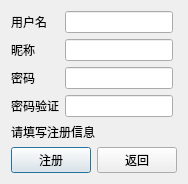
The window that Client/registerdialog.ui (Psychim/Group5Pro) describes before a commit, drawn with Qt 5.
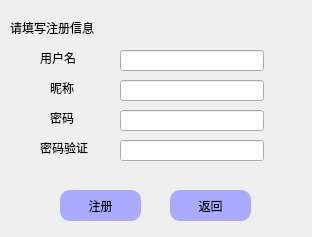
The same window after the commit. Icons and pictures are not drawn.

```diff
--- a/Client/registerdialog.ui
+++ b/Client/registerdialog.ui
@@ -6,16 +6,29 @@
    <rect>
     <x>0</x>
     <y>0</y>
-    <width>182</width>
-    <height>173</height>
+    <width>312</width>
+    <height>237</height>
    </rect>
   </property>
   <property name="windowTitle">
    <string>注册</string>
   </property>
-  <layout class="QFormLayout" name="formLayout">
-   <item row="1" column="1">
+  <property name="styleSheet">
+   <string notr="true">QDialog{
+	
+	
+	background-image: url(:/new/icon/images/26.jpg);
+}</string>
+  </property>
     <widget class="QLineEdit" name="UsernameLineEdit">
+   <property name="geometry">
+    <rect>
+     <x>120</x>
+     <y>50</y>
+     <width>144</width>
+     <height>21</height>
+    </rect>
+   </property>
      <property name="sizePolicy">
       <sizepolicy hsizetype="Fixed" vsizetype="Fixed">
        <horstretch>0</horstretch>
@@ -23,16 +36,28 @@
       </sizepolicy>
      </property>
     </widget>
-   </item>
-   <item row="2" column="0">
     <widget class="QLabel" name="NicknameLabel">
+   <property name="geometry">
+    <rect>
+     <x>50</x>
+     <y>80</y>
+     <width>30</width>
+     <height>16</height>
+    </rect>
+   </property>
      <property name="text">
       <string>昵称</string>
      </property>
     </widget>
-   </item>
-   <item row="2" column="1">
     <widget class="QLineEdit" name="NicknameLineEdit">
+   <property name="geometry">
+    <rect>
+     <x>120</x>
+     <y>80</y>
+     <width>144</width>
+     <height>21</height>
+    </rect>
+   </property>
      <property name="sizePolicy">
       <sizepolicy hsizetype="Fixed" vsizetype="Fixed">
        <horstretch>0</horstretch>
@@ -40,16 +65,28 @@
       </sizepolicy>
      </property>
     </widget>
-   </item>
-   <item row="3" column="0">
     <widget class="QLabel" name="PasswordLabel">
+   <property name="geometry">
+    <rect>
+     <x>50</x>
+     <y>110</y>
+     <width>30</width>
+     <height>16</height>
+    </rect>
+   </property>
      <property name="text">
       <string>密码</string>
      </property>
     </widget>
-   </item>
-   <item row="3" column="1">
     <widget class="QLineEdit" name="PasswordLineEdit">
+   <property name="geometry">
+    <rect>
+     <x>120</x>
+     <y>110</y>
+     <width>144</width>
+     <height>21</height>
+    </rect>
+   </property>
      <property name="sizePolicy">
       <sizepolicy hsizetype="Fixed" vsizetype="Fixed">
        <horstretch>0</horstretch>
@@ -60,16 +97,28 @@
       <enum>QLineEdit::Password</enum>
      </property>
     </widget>
-   </item>
-   <item row="4" column="0">
     <widget class="QLabel" name="PasswordCheckLabel">
+   <property name="geometry">
+    <rect>
+     <x>40</x>
+     <y>140</y>
+     <width>60</width>
+     <height>16</height>
+    </rect>
+   </property>
      <property name="text">
       <string>密码验证</string>
      </property>
     </widget>
-   </item>
-   <item row="4" column="1">
     <widget class="QLineEdit" name="PasswordCheckLineEdit">
+   <property name="geometry">
+    <rect>
+     <x>120</x>
+     <y>140</y>
+     <width>144</width>
+     <height>21</height>
+    </rect>
+   </property>
      <property name="sizePolicy">
       <sizepolicy hsizetype="Fixed" vsizetype="Fixed">
        <horstretch>0</horstretch>
@@ -80,52 +129,106 @@
       <enum>QLineEdit::Password</enum>
      </property>
     </widget>
-   </item>
-   <item row="6" column="0" colspan="2">
-    <layout class="QHBoxLayout" name="horizontalLayout_2">
-     <item>
-      <widget class="QPushButton" name="RegisterButton">
-       <property name="sizePolicy">
-        <sizepolicy hsizetype="Fixed" vsizetype="Fixed">
-         <horstretch>0</horstretch>
-         <verstretch>0</verstretch>
-        </sizepolicy>
-       </property>
-       <property name="text">
-        <string>注册</string>
-       </property>
-      </widget>
-     </item>
-     <item>
-      <widget class="QPushButton" name="BackButton">
-       <property name="sizePolicy">
-        <sizepolicy hsizetype="Fixed" vsizetype="Fixed">
-         <horstretch>0</horstretch>
-         <verstretch>0</verstretch>
-        </sizepolicy>
-       </property>
-       <property name="text">
-        <string>返回</string>
-       </property>
-      </widget>
-     </item>
-    </layout>
-   </item>
-   <item row="1" column="0">
     <widget class="QLabel" name="UsernameLabel">
+   <property name="geometry">
+    <rect>
+     <x>40</x>
+     <y>50</y>
+     <width>45</width>
+     <height>16</height>
+    </rect>
+   </property>
      <property name="text">
       <string>用户名</string>
      </property>
     </widget>
-   </item>
-   <item row="5" column="0" colspan="2">
     <widget class="QLabel" name="StatusLabel">
+   <property name="geometry">
+    <rect>
+     <x>10</x>
+     <y>20</y>
+     <width>105</width>
+     <height>16</height>
+    </rect>
+   </property>
      <property name="text">
       <string>请填写注册信息</string>
      </property>
     </widget>
-   </item>
-  </layout>
+  <widget class="QPushButton" name="RegisterButton">
+   <property name="geometry">
+    <rect>
+     <x>60</x>
+     <y>190</y>
+     <width>81</width>
+     <height>31</height>
+    </rect>
+   </property>
+   <property name="sizePolicy">
+    <sizepolicy hsizetype="Fixed" vsizetype="Fixed">
+     <horstretch>0</horstretch>
+     <verstretch>0</verstretch>
+    </sizepolicy>
+   </property>
+   <property name="styleSheet">
+    <string notr="true">QPushButton{border-radius:10px;
+font: 9pt &quot;Consolas&quot;;
+	background-color: rgb(170, 170, 255);
+}
+QPushButton:hover{
+background-color:rgba(100,255,100,100);
+border-color:rgba(255,225,255,200);
+color:rgba(0,0,0,200);
+}
+QPushButton:pressed{
+background-color:rgba(100,255,100,200);
+border-color:rgba(255,225,255,30);
+border-style:inset;
+color:rgba(0,0,0,100);
+}
+</string>
+   </property>
+   <property name="text">
+    <string>注册</string>
+   </property>
+  </widget>
+  <widget class="QPushButton" name="BackButton">
+   <property name="geometry">
+    <rect>
+     <x>170</x>
+     <y>190</y>
+     <width>81</width>
+     <height>31</height>
+    </rect>
+   </property>
+   <property name="sizePolicy">
+    <sizepolicy hsizetype="Fixed" vsizetype="Fixed">
+     <horstretch>0</horstretch>
+     <verstretch>0</verstretch>
+    </sizepolicy>
+   </property>
+   <property name="styleSheet">
+    <string notr="true">QPushButton{border-radius:10px;
+font: 9pt &quot;Consolas&quot;;
+	background-color: rgb(170, 170, 255);
+}
+QPushButton:hover{
+background-color:rgba(100,255,100,100);
+border-color:rgba(255,225,255,200);
+color:rgba(0,0,0,200);
+}
+QPushButton:pressed{
+background-color:rgba(100,255,100,200);
+border-color:rgba(255,225,255,30);
+border-style:inset;
+color:rgba(0,0,0,100);
+}
+</string>
+   </property>
+   <property name="text">
+    <string>返回</string>
+   </property>
+  </widget>
  </widget>
  <resources/>
  <connections/>
```
Lines whose indentation alone changed are shown as unchanged.
